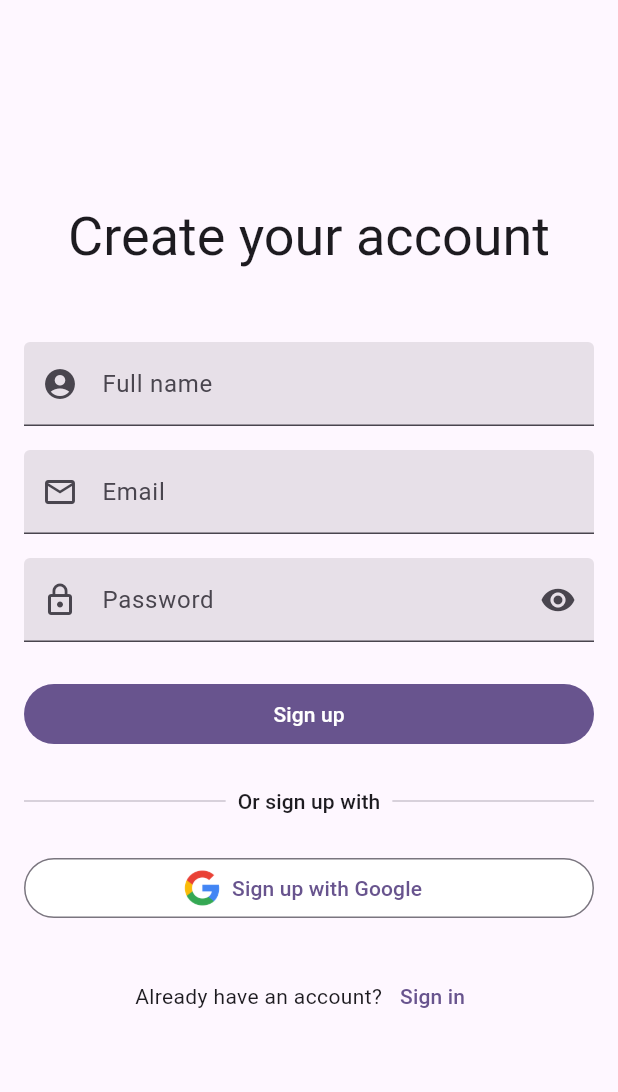
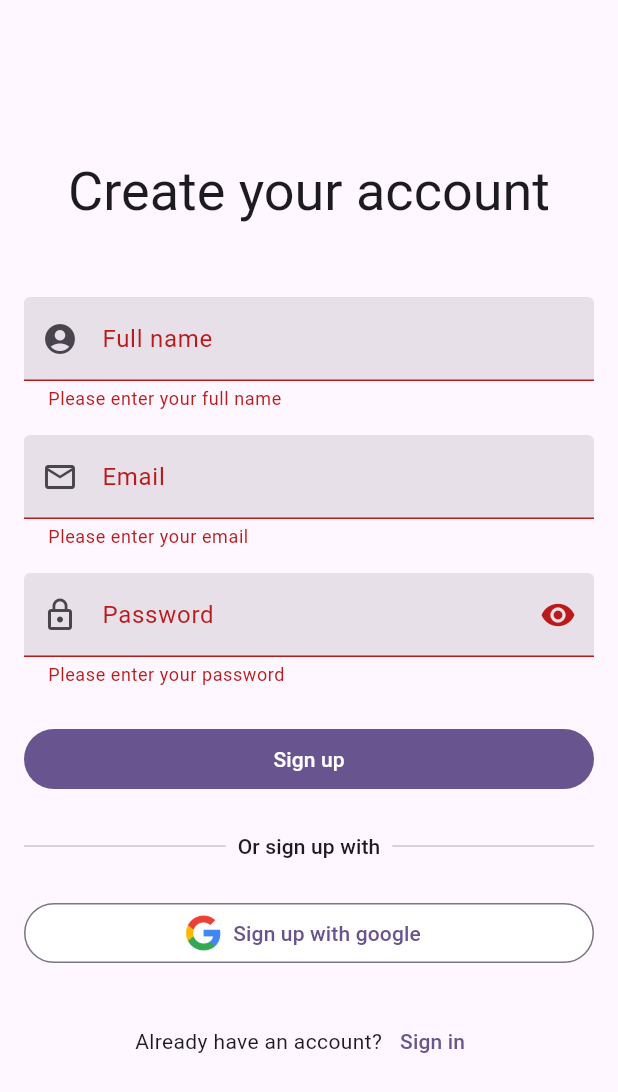
Before and after one commit to alexandre-pinon/toki-app, a Flutter app: the RegisterScreen screen opened directly, after a tap on "Sign up", on a phone screen of 412 x 824 dp. Shown: the top 1092 px of the screen. Run offline on Flutter 3.47's test engine with Material 3 defaults, Android fonts, the light colour scheme and no system bars; our stand-ins replace flutter_secure_storage; accounts and stored records are empty.

Commit message:
feat: connect register form the backend + extract widgets from auth screens

```diff
--- a/lib/errors/auth_error.dart
+++ b/lib/errors/auth_error.dart
@@ -1,10 +1,21 @@
-class InvalidCredentials extends Error {
-  static const message = 'Invalid email or password';
+class AuthError extends Error {
+  final String message;
 
-  InvalidCredentials();
+  AuthError(this.message);
 
   @override
   String toString() {
     return message;
   }
 }
+
+class InvalidCredentials extends AuthError {
+  InvalidCredentials() : super('Invalid email or password');
+}
+
+class EmailAlreadyExist extends AuthError {
+  EmailAlreadyExist()
+      : super(
+          'An account with this email already exist, please choose another',
+        );
+}
--- a/lib/main.dart
+++ b/lib/main.dart
@@ -50,7 +50,7 @@ void showGlobalSnackBar(String message) {
         ),
       ),
       backgroundColor: Colors.red.shade100,
-      duration: const Duration(seconds: 3),
+      duration: const Duration(seconds: 5),
     ),
   );
 }
--- a/lib/providers/auth_provider.dart
+++ b/lib/providers/auth_provider.dart
@@ -14,6 +14,11 @@ class AuthProvider with ChangeNotifier {
     await notifyAuth();
   }
 
+  Future<void> register(String fullName, String email, String password) async {
+    await authService.register(fullName, email, password);
+    await login(email, password);
+  }
+
   Future<void> logout() async {
     await authService.logout();
     await notifyAuth();
--- a/lib/screens/register_screen.dart
+++ b/lib/screens/register_screen.dart
@@ -1,6 +1,13 @@
 import 'package:flutter/material.dart';
 import 'package:provider/provider.dart';
+import 'package:toki_app/errors/auth_error.dart';
+import 'package:toki_app/main.dart';
 import 'package:toki_app/providers/auth_provider.dart';
+import 'package:toki_app/widgets/divider_with_text.dart';
+import 'package:toki_app/widgets/email_input.dart';
+import 'package:toki_app/widgets/full_name_input.dart';
+import 'package:toki_app/widgets/google_login_button.dart';
+import 'package:toki_app/widgets/password_input.dart';
 
 class RegisterScreen extends StatelessWidget {
   const RegisterScreen({super.key});
@@ -9,11 +16,30 @@ class RegisterScreen extends StatelessWidget {
   Widget build(BuildContext context) {
     return Scaffold(
       body: Center(
+        child: Padding(
+          padding: const EdgeInsets.symmetric(horizontal: 16),
           child: Column(
             mainAxisAlignment: MainAxisAlignment.center,
-          children: [RegisterForm()],
+            children: [
+              RegisterHeader(),
+              SizedBox(height: 48),
+              RegisterForm(),
+            ],
           ),
         ),
+      ),
+    );
+  }
+}
+
+class RegisterHeader extends StatelessWidget {
+  const RegisterHeader({super.key});
+
+  @override
+  Widget build(BuildContext context) {
+    return Text(
+      'Create your account',
+      style: Theme.of(context).textTheme.displaySmall,
     );
   }
 }
@@ -27,127 +53,102 @@ class RegisterForm extends StatefulWidget {
 
 class _RegisterFormState extends State<RegisterForm> {
   final _formKey = GlobalKey<FormState>();
+  final _fullNameController = TextEditingController();
+  final _emailController = TextEditingController();
+  final _passwordController = TextEditingController();
+
   bool _obscurePassword = true;
 
   @override
   Widget build(BuildContext context) {
     return Form(
         key: _formKey,
-        child: Container(
-          padding: EdgeInsets.symmetric(horizontal: 16),
         child: Column(
           children: [
-              Text(
-                'Create your account',
-                style: Theme.of(context).textTheme.displaySmall,
-              ),
-              SizedBox(height: 48),
-              TextFormField(
-                keyboardType: TextInputType.emailAddress,
-                decoration: InputDecoration(
-                  filled: true,
-                  prefixIcon: Icon(Icons.account_circle),
-                  labelText: 'Full name',
-                ),
-                validator: (value) => (value == null || value.isEmpty)
-                    ? 'Please enter your full name'
-                    : null,
-              ),
+            FullNameInput(fullNameController: _fullNameController),
             SizedBox(height: 16),
-              TextFormField(
-                keyboardType: TextInputType.emailAddress,
-                decoration: InputDecoration(
-                  filled: true,
-                  prefixIcon: Icon(Icons.email_outlined),
-                  labelText: 'Email',
-                ),
-                validator: (value) {
-                  if (value == null || value.isEmpty) {
-                    return 'Please enter your email';
-                  }
-
-                  final emailRegex =
-                      RegExp(r'^[\w-\.]+@([\w-]+\.)+[\w-]{2,4}$');
-                  if (!emailRegex.hasMatch(value)) {
-                    return 'Enter a valid email address';
-                  }
-
-                  return null;
-                },
-              ),
+            EmailInput(emailController: _emailController),
             SizedBox(height: 16),
-              TextFormField(
-                  obscureText: _obscurePassword,
-                  decoration: InputDecoration(
-                      filled: true,
-                      prefixIcon: Icon(Icons.lock_outline),
-                      labelText: 'Password',
-                      suffixIcon: IconButton(
-                          onPressed: () {
+            PasswordInput(
+              passwordController: _passwordController,
+              obscurePassword: _obscurePassword,
+              onVisibilityToggle: () {
                 setState(() {
                   _obscurePassword = !_obscurePassword;
                 });
               },
-                          icon: _obscurePassword
-                              ? Icon(Icons.visibility)
-                              : Icon(Icons.visibility_off))),
-                  validator: (value) {
-                    if (value == null || value.isEmpty) {
-                      return 'Please enter your password';
-                    }
-
-                    final passwordRegex = RegExp(
-                        r'^(?=.*[0-9])(?=.*[!@#$%^&*])(?=.*[A-Za-z])[A-Za-z\d!@#$%^&*]{8,}$');
-                    if (!passwordRegex.hasMatch(value)) {
-                      return 'Password must be at least 8 characters, include a number, and a special character';
-                    }
-
-                    return null;
-                  }),
+            ),
             SizedBox(height: 24),
             Row(children: [
               Expanded(
-                  child: FilledButton(
-                    onPressed: () {},
-                    child: Text('Sign up'),
+                child: RegisterButton(
+                  formKey: _formKey,
+                  fullNameController: _fullNameController,
+                  emailController: _emailController,
+                  passwordController: _passwordController,
                 ),
               ),
             ]),
             SizedBox(height: 24),
-              Row(
-                children: [
-                  Expanded(child: Divider()),
-                  Padding(
-                    padding: EdgeInsets.symmetric(horizontal: 8.0),
-                    child: Text(
-                      'Or sign up with',
-                      style: Theme.of(context).textTheme.labelLarge,
+            DividerWithText('Or sign up with'),
+            SizedBox(height: 24),
+            Row(children: [
+              Expanded(
+                child: GoogleLoginButton('Sign up with google'),
               ),
-                  ),
-                  Expanded(child: Divider()),
+            ]),
+            SizedBox(height: 24),
+            SignInRedirect()
           ],
-              ),
-              SizedBox(height: 24),
-              Row(
-                children: [
-                  Expanded(
-                    child: OutlinedButton.icon(
-                      onPressed: () {},
-                      style: OutlinedButton.styleFrom(
-                        backgroundColor: Colors.white,
-                      ),
-                      icon: Image.asset(
-                        'assets/google_logo.png',
-                        height: 24,
-                        width: 24,
-                      ),
-                      label: Text('Sign up with Google'),
-                    ),
-                  ),
-                ],
-              ),
-              SizedBox(height: 24),
-              Row(
+        ));
+  }
+}
+
+class RegisterButton extends StatelessWidget {
+  final GlobalKey<FormState> formKey;
+  final TextEditingController fullNameController;
+  final TextEditingController emailController;
+  final TextEditingController passwordController;
+
+  const RegisterButton({
+    super.key,
+    required this.formKey,
+    required this.fullNameController,
+    required this.emailController,
+    required this.passwordController,
+  });
+
+  @override
+  Widget build(BuildContext context) {
+    return FilledButton(
+      onPressed: () async {
+        if (formKey.currentState!.validate()) {
+          final fullName = fullNameController.text.trim();
+          final email = emailController.text.trim();
+          final password = passwordController.text.trim();
+
+          final navigator = Navigator.of(context);
+          final authProvider = context.read<AuthProvider>();
+
+          try {
+            await authProvider.register(fullName, email, password);
+            navigator.pop();
+          } on EmailAlreadyExist catch (e) {
+            showGlobalSnackBar(e.toString());
+          }
+        }
+      },
+      child: Text('Sign up'),
+    );
+  }
+}
+
+class SignInRedirect extends StatelessWidget {
+  const SignInRedirect({super.key});
+
+  @override
+  Widget build(BuildContext context) {
+    return Row(
       mainAxisAlignment: MainAxisAlignment.center,
       children: [
         Text('Already have an account?'),
@@ -158,9 +159,6 @@ class _RegisterFormState extends State<RegisterForm> {
           child: Text('Sign in'),
         ),
       ],
-              )
-            ],
-          ),
-        ));
+    );
   }
 }
--- /dev/null
+++ b/lib/widgets/divider_with_text.dart
@@ -0,0 +1,21 @@
+import 'package:flutter/material.dart';
+
+class DividerWithText extends StatelessWidget {
+  final String text;
+
+  const DividerWithText(this.text, {super.key});
+
+  @override
+  Widget build(BuildContext context) {
+    return Row(
+      children: [
+        Expanded(child: Divider()),
+        Padding(
+          padding: EdgeInsets.symmetric(horizontal: 8),
+          child: Text(text, style: Theme.of(context).textTheme.labelLarge),
+        ),
+        Expanded(child: Divider()),
+      ],
+    );
+  }
+}
--- /dev/null
+++ b/lib/widgets/email_input.dart
@@ -0,0 +1,34 @@
+import 'package:flutter/material.dart';
+
+class EmailInput extends StatelessWidget {
+  final TextEditingController emailController;
+
+  const EmailInput({super.key, required this.emailController});
+
+  @override
+  Widget build(BuildContext context) {
+    return TextFormField(
+      keyboardType: TextInputType.emailAddress,
+      decoration: InputDecoration(
+        filled: true,
+        prefixIcon: Icon(Icons.email_outlined),
+        labelText: 'Email',
+      ),
+      controller: emailController,
+      validator: validate,
+    );
+  }
+
+  String? validate(value) {
+    if (value == null || value.isEmpty) {
+      return 'Please enter your email';
+    }
+
+    final emailRegex = RegExp(r'^[\w-\.]+@([\w-]+\.)+[\w-]{2,4}$');
+    if (!emailRegex.hasMatch(value)) {
+      return 'Enter a valid email address';
+    }
+
+    return null;
+  }
+}
--- /dev/null
+++ b/lib/widgets/full_name_input.dart
@@ -0,0 +1,23 @@
+import 'package:flutter/material.dart';
+
+class FullNameInput extends StatelessWidget {
+  final TextEditingController fullNameController;
+
+  const FullNameInput({super.key, required this.fullNameController});
+
+  @override
+  Widget build(BuildContext context) {
+    return TextFormField(
+      controller: fullNameController,
+      keyboardType: TextInputType.emailAddress,
+      decoration: InputDecoration(
+        filled: true,
+        prefixIcon: Icon(Icons.account_circle),
+        labelText: 'Full name',
+      ),
+      validator: (value) => (value == null || value.isEmpty)
+          ? 'Please enter your full name'
+          : null,
+    );
+  }
+}
--- /dev/null
+++ b/lib/widgets/google_login_button.dart
@@ -0,0 +1,23 @@
+import 'package:flutter/material.dart';
+
+class GoogleLoginButton extends StatelessWidget {
+  final String text;
+
+  const GoogleLoginButton(this.text, {super.key});
+
+  @override
+  Widget build(BuildContext context) {
+    return OutlinedButton.icon(
+      onPressed: () {},
+      style: OutlinedButton.styleFrom(
+        backgroundColor: Colors.white,
+      ),
+      icon: Image.asset(
+        'assets/google_logo.png',
+        height: 24,
+        width: 24,
+      ),
+      label: Text(text),
+    );
+  }
+}
--- /dev/null
+++ b/lib/widgets/password_input.dart
@@ -0,0 +1,46 @@
+import 'package:flutter/material.dart';
+
+class PasswordInput extends StatelessWidget {
+  final TextEditingController passwordController;
+  final bool obscurePassword;
+  final VoidCallback onVisibilityToggle;
+
+  const PasswordInput({
+    super.key,
+    required this.passwordController,
+    required this.obscurePassword,
+    required this.onVisibilityToggle,
+  });
+
+  @override
+  Widget build(BuildContext context) {
+    return TextFormField(
+      obscureText: obscurePassword,
+      decoration: InputDecoration(
+        filled: true,
+        prefixIcon: Icon(Icons.lock_outline),
+        labelText: 'Password',
+        suffixIcon: IconButton(
+          onPressed: onVisibilityToggle,
+          icon: Icon(obscurePassword ? Icons.visibility : Icons.visibility_off),
+        ),
+      ),
+      controller: passwordController,
+      validator: validate,
+    );
+  }
+
+  String? validate(value) {
+    if (value == null || value.isEmpty) {
+      return 'Please enter your password';
+    }
+
+    final passwordRegex = RegExp(
+        r'^(?=.*[0-9])(?=.*[!@#$%^&*])(?=.*[A-Za-z])[A-Za-z\d!@#$%^&*]{8,}$');
+    if (!passwordRegex.hasMatch(value)) {
+      return 'Password must be at least 8 characters, include a number, and a special character';
+    }
+
+    return null;
+  }
+}
```
Also changed, not shown: lib/screens/login_screen.dart (+84 -85 lines), lib/services/auth_service.dart (+19 -0 lines). Lines whose indentation alone changed are shown as unchanged.
